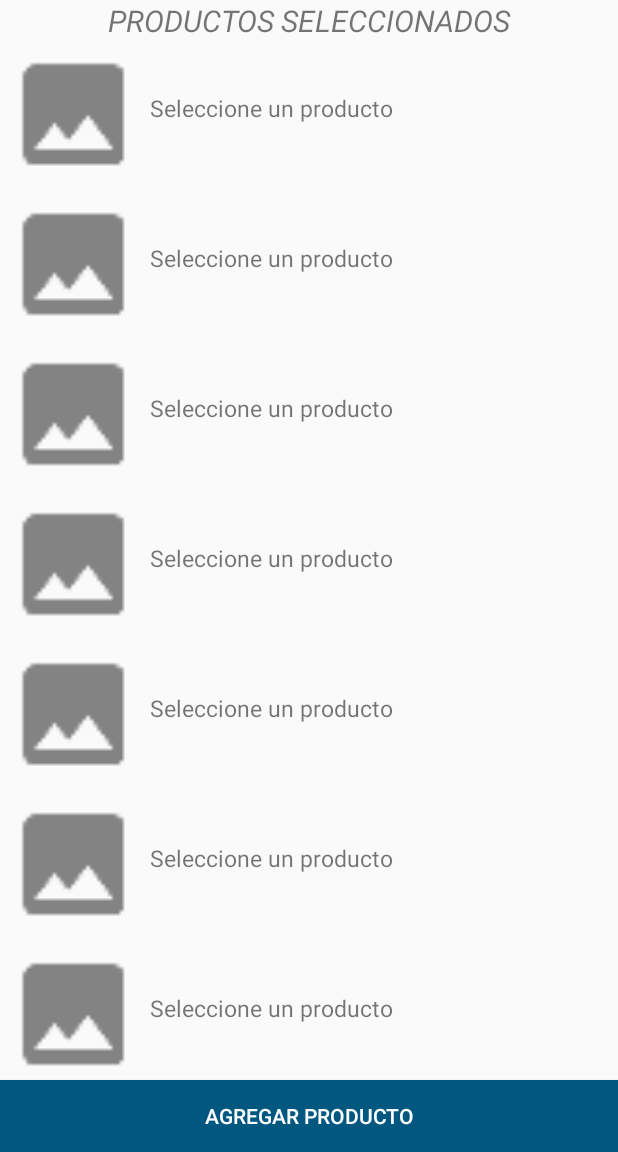
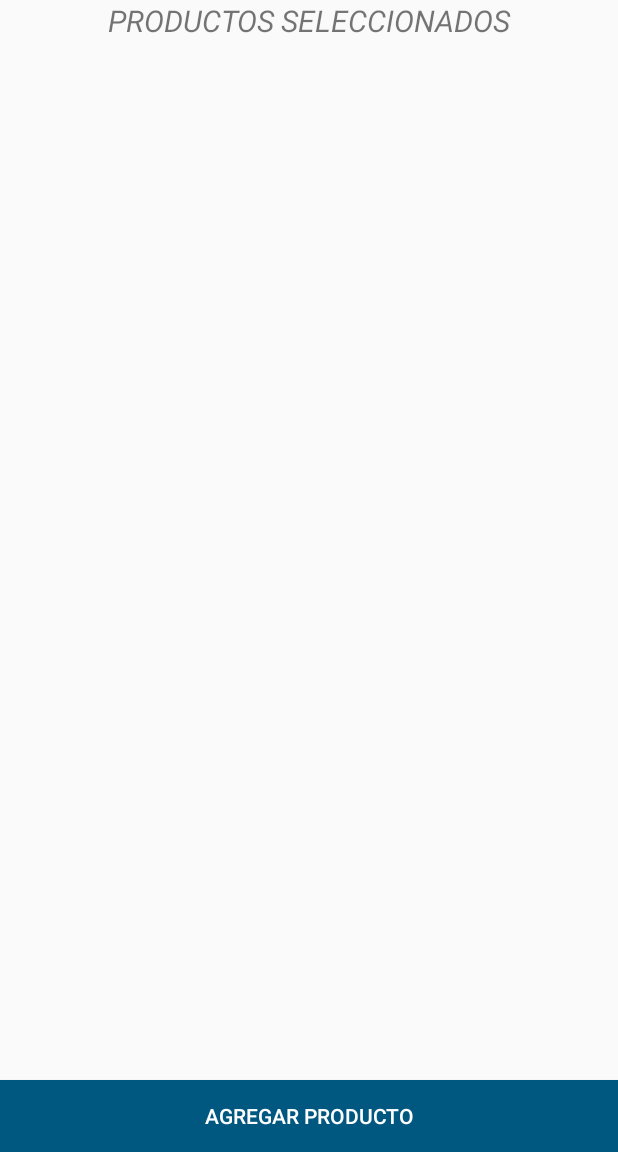
Before and after one commit to wjoseperez20/UCAB-EasyFood, an Android app: the screen it shows after launch (MainActivity), on a phone screen of 412 x 824 dp, the part 84-1236 px from its top. Run offline under Robolectric (Android 15) with nearby library versions, the phone set to English and light mode, and no system bars.

Commit message:
Arreglando vista principal, productos no visibles hasta ser agregados

```diff
--- a/EasyFood/app/src/main/java/com/easyfood/easyfood/MainActivity.java
+++ b/EasyFood/app/src/main/java/com/easyfood/easyfood/MainActivity.java
@@ -74,27 +74,27 @@ public class MainActivity extends AppCompatActivity {
         Asigna la imagen y texto por defecto a los 10 productos próximos a seleccionar.
     */
     private void InicializarProductos() {
-        imagenProducto1.setImageResource(R.drawable.ic_photo_empty);
-        imagenProducto2.setImageResource(R.drawable.ic_photo_empty);
-        imagenProducto3.setImageResource(R.drawable.ic_photo_empty);
-        imagenProducto4.setImageResource(R.drawable.ic_photo_empty);
-        imagenProducto5.setImageResource(R.drawable.ic_photo_empty);
-        imagenProducto6.setImageResource(R.drawable.ic_photo_empty);
-        imagenProducto7.setImageResource(R.drawable.ic_photo_empty);
-        imagenProducto8.setImageResource(R.drawable.ic_photo_empty);
-        imagenProducto9.setImageResource(R.drawable.ic_photo_empty);
-        imagenProducto10.setImageResource(R.drawable.ic_photo_empty);
+        imagenProducto1.setVisibility(View.INVISIBLE);
+        imagenProducto2.setVisibility(View.INVISIBLE);
+        imagenProducto3.setVisibility(View.INVISIBLE);
+        imagenProducto4.setVisibility(View.INVISIBLE);
+        imagenProducto5.setVisibility(View.INVISIBLE);
+        imagenProducto6.setVisibility(View.INVISIBLE);
+        imagenProducto7.setVisibility(View.INVISIBLE);
+        imagenProducto8.setVisibility(View.INVISIBLE);
+        imagenProducto9.setVisibility(View.INVISIBLE);
+        imagenProducto10.setVisibility(View.INVISIBLE);
 
-        nombreProducto1.setText(getResources().getString(R.string.producto_seleccione));
-        nombreProducto2.setText(getResources().getString(R.string.producto_seleccione));
-        nombreProducto3.setText(getResources().getString(R.string.producto_seleccione));
-        nombreProducto4.setText(getResources().getString(R.string.producto_seleccione));
-        nombreProducto5.setText(getResources().getString(R.string.producto_seleccione));
-        nombreProducto6.setText(getResources().getString(R.string.producto_seleccione));
-        nombreProducto7.setText(getResources().getString(R.string.producto_seleccione));
-        nombreProducto8.setText(getResources().getString(R.string.producto_seleccione));
-        nombreProducto9.setText(getResources().getString(R.string.producto_seleccione));
-        nombreProducto10.setText(getResources().getString(R.string.producto_seleccione));
+        nombreProducto1.setText(null);
+        nombreProducto2.setText(null);
+        nombreProducto3.setText(null);
+        nombreProducto4.setText(null);
+        nombreProducto5.setText(null);
+        nombreProducto6.setText(null);
+        nombreProducto7.setText(null);
+        nombreProducto8.setText(null);
+        nombreProducto9.setText(null);
+        nombreProducto10.setText(null);
 
     }
 
@@ -263,6 +263,7 @@ public class MainActivity extends AppCompatActivity {
 
     private void SetProducto(ImageView Image, TextView Text, int ImagenProducto, String NombreProducto) {
         Image.setImageResource(ImagenProducto);
+        Image.setVisibility(View.VISIBLE);
         Text.setText(NombreProducto);
     }
 }
--- a/EasyFood/app/src/main/res/layout/activity_main.xml
+++ b/EasyFood/app/src/main/res/layout/activity_main.xml
@@ -155,7 +155,6 @@
                 android:layout_toRightOf="@id/imagen_producto_6"
                 android:layout_toEndOf="@id/imagen_producto_6"
                 android:layout_below="@id/imagen_producto_5"
-                android:text="@string/producto_seleccione"
                 android:paddingTop="@dimen/padding_top_categoria"
                 android:textSize="@dimen/normal_text_size" />
 
@@ -175,7 +174,6 @@
                 android:layout_toRightOf="@id/imagen_producto_7"
                 android:layout_toEndOf="@id/imagen_producto_7"
                 android:layout_below="@id/imagen_producto_6"
-                android:text="@string/producto_seleccione"
                 android:paddingTop="@dimen/padding_top_categoria"
                 android:textSize="@dimen/normal_text_size" />
 
@@ -195,7 +193,6 @@
                 android:layout_toRightOf="@id/imagen_producto_8"
                 android:layout_toEndOf="@id/imagen_producto_8"
                 android:layout_below="@id/imagen_producto_7"
-                android:text="@string/producto_seleccione"
                 android:paddingTop="@dimen/padding_top_categoria"
                 android:textSize="@dimen/normal_text_size" />
 
@@ -215,7 +212,6 @@
                 android:layout_toRightOf="@id/imagen_producto_9"
                 android:layout_toEndOf="@id/imagen_producto_9"
                 android:layout_below="@id/imagen_producto_8"
-                android:text="@string/producto_seleccione"
                 android:paddingTop="@dimen/padding_top_categoria"
                 android:textSize="@dimen/normal_text_size" />
 
@@ -235,7 +231,6 @@
                 android:layout_toRightOf="@id/imagen_producto_10"
                 android:layout_toEndOf="@id/imagen_producto_10"
                 android:layout_below="@id/imagen_producto_9"
-                android:text="@string/producto_seleccione"
                 android:paddingTop="@dimen/padding_top_categoria"
                 android:textSize="@dimen/normal_text_size" />
 
```
